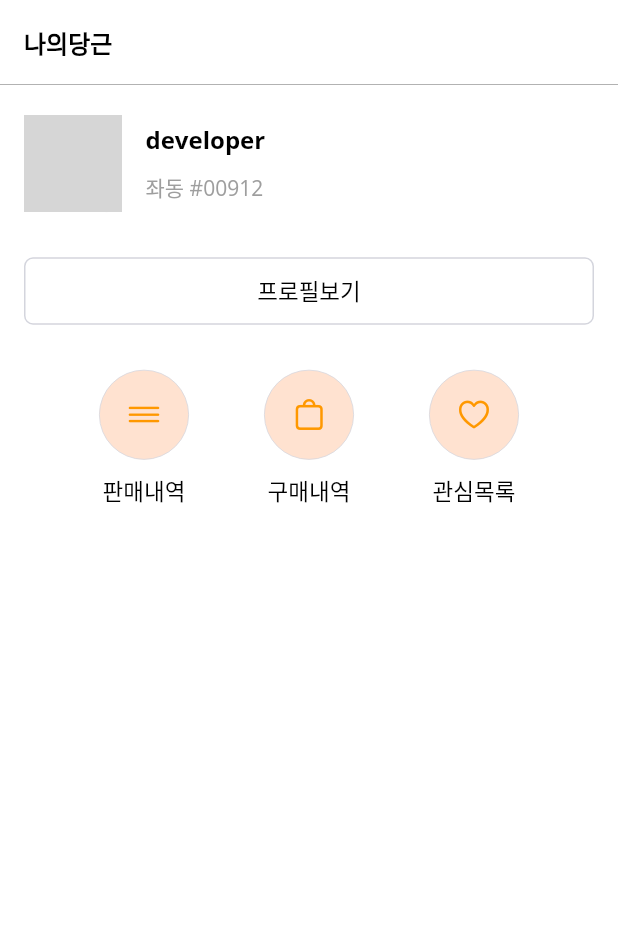
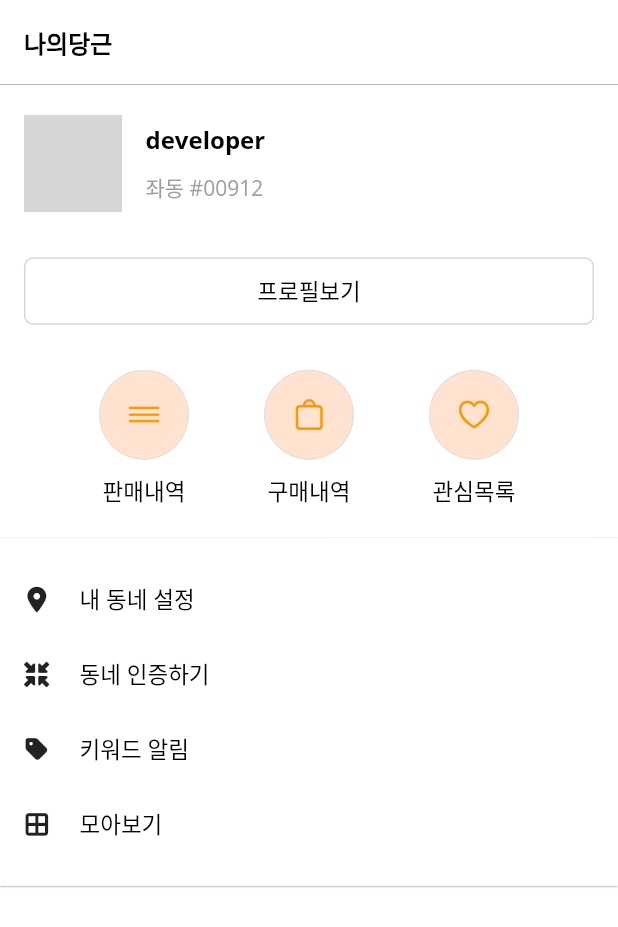
Before and after one commit to ksyeon94/carrot_market, a Flutter app: the MyCarrotScreen screen opened directly, on a phone screen of 412 x 824 dp. Shown: the top 927 px of the screen. Run offline on Flutter 3.47's test engine with Material 2 defaults, Android fonts, the phone set to English and light mode, and no system bars; our stand-ins replace font_awesome_flutter, google_fonts; network calls fail; grey boxes are pictures that could not be loaded.

Commit message:
my_carrot_header

```diff
--- /dev/null
+++ b/lib/models/icon_menu.dart
@@ -0,0 +1,27 @@
+import 'package:flutter/material.dart';
+import 'package:font_awesome_flutter/font_awesome_flutter.dart';
+
+class IconMenu {
+  final String title;
+  final IconData iconData;
+
+  IconMenu({required this.title, required this.iconData});
+}
+
+final List<IconMenu> iconMenu1 = [
+  IconMenu(title: '내 동네 설정', iconData: FontAwesomeIcons.mapMarkerAlt),
+  IconMenu(title: '동네 인증하기', iconData: FontAwesomeIcons.compressArrowsAlt),
+  IconMenu(title: '키워드 알림', iconData: FontAwesomeIcons.tag),
+  IconMenu(title: '모아보기', iconData: FontAwesomeIcons.borderAll)
+];
+
+final List<IconMenu> iconMenu2 = [
+  IconMenu(title: '동네생활 글', iconData: FontAwesomeIcons.edit),
+  IconMenu(title: '동네생활 댓글', iconData: FontAwesomeIcons.commentDots),
+  IconMenu(title: '동네생활 주제 목록', iconData: FontAwesomeIcons.star)
+];
+
+final List<IconMenu> iconMenu3 = [
+  IconMenu(title: '비즈프로필 관리', iconData: FontAwesomeIcons.store),
+  IconMenu(title: '지역광고', iconData: FontAwesomeIcons.bullhorn)
+];
--- /dev/null
+++ b/lib/screens/my_carrot/components/card_icon_menu.dart
@@ -0,0 +1,42 @@
+import 'package:carrot_market_ui/theme.dart';
+import 'package:flutter/material.dart';
+
+import '../../../models/icon_menu.dart';
+
+class CardIconMenu extends StatelessWidget {
+  CardIconMenu({Key? key, required this.iconMenuList}) : super(key: key);
+  final List<IconMenu> iconMenuList;
+
+  @override
+  Widget build(BuildContext context) {
+    return Card(
+        elevation: 0.5,
+        margin: EdgeInsets.zero,
+        shape: BeveledRectangleBorder(borderRadius: BorderRadius.circular(0.0)),
+        child: Padding(
+          padding: EdgeInsets.all(16),
+          child: Column(
+            children:
+              List.generate(iconMenuList.length,
+                      (index) => _buildRowIconItem(
+                          iconMenuList[index].title, iconMenuList[index].iconData),
+              ),
+          ),
+        )
+    );
+  }
+
+  Widget _buildRowIconItem(String title, IconData iconData) {
+    return Container(
+      height: 50,
+      child: Row(
+        children: [
+          Icon(iconData, size: 17,),
+          const SizedBox(width: 20,),
+          Text(title, style: textTheme().subtitle1,)
+        ],
+
+      ),
+    );
+  }
+}
--- a/lib/screens/my_carrot/my_carrot_screen.dart
+++ b/lib/screens/my_carrot/my_carrot_screen.dart
@@ -1,3 +1,5 @@
+import 'package:carrot_market_ui/models/icon_menu.dart';
+import 'package:carrot_market_ui/screens/my_carrot/components/card_icon_menu.dart';
 import 'package:carrot_market_ui/screens/my_carrot/components/my_carrot_header.dart';
 import 'package:flutter/cupertino.dart';
 import 'package:flutter/material.dart';
@@ -21,7 +23,7 @@ class MyCarrotScreen extends StatelessWidget {
             ),
             preferredSize: Size.fromHeight(0.5)),
       ),
-      body: MyCarrotHeader(),backgroundColor: Colors.grey,
+      body: Column(children: [MyCarrotHeader(),CardIconMenu(iconMenuList: iconMenu1)])
     );
   }
 }
```
